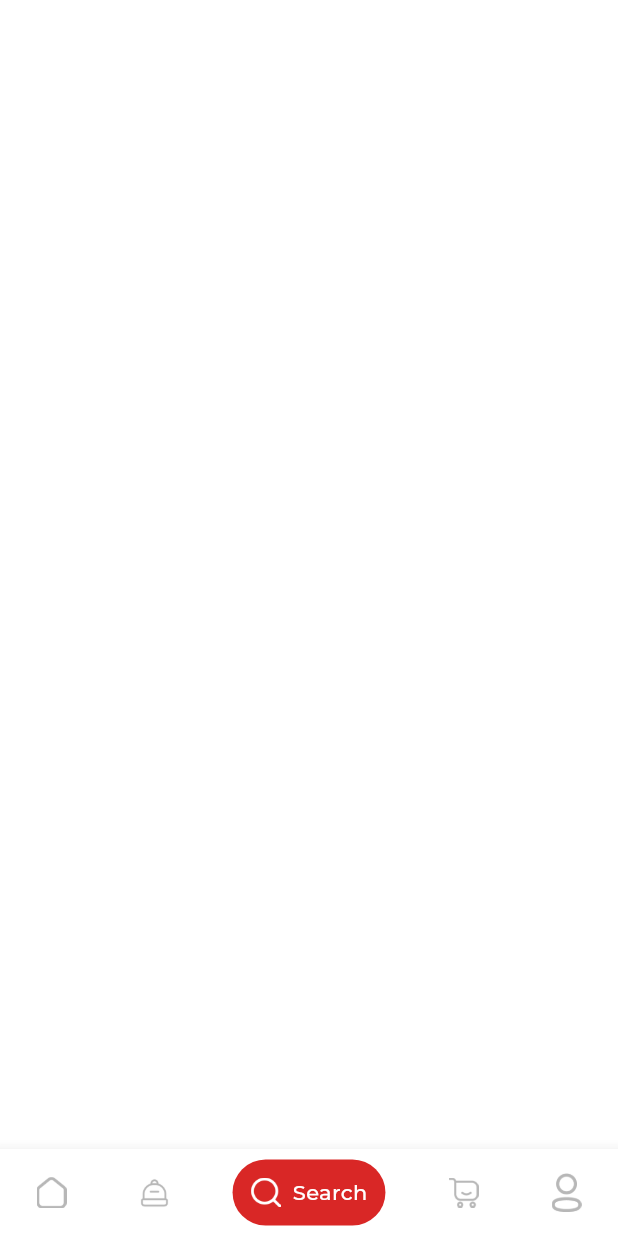
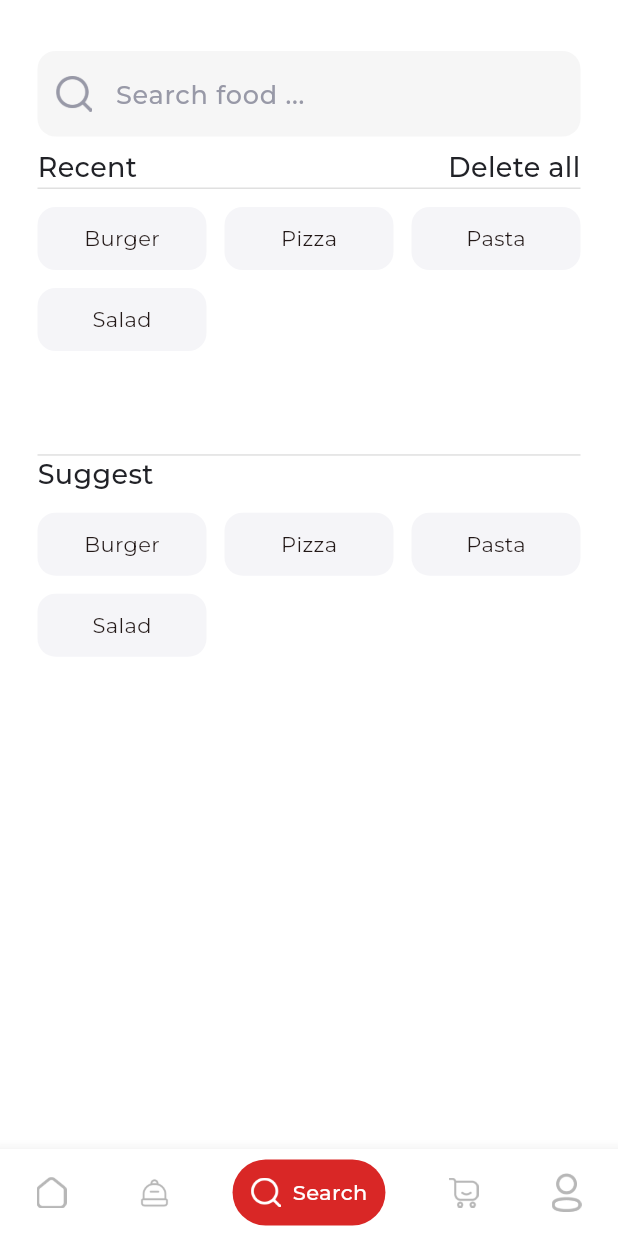
Before and after one commit to RowadElmostaqbel/singel-app, a Flutter app: the BottomNavView screen opened directly, item 3 of the bottom bar chosen, on a phone screen of 412 x 824 dp. Run offline on Flutter 3.47's test engine with Material 3 defaults, Android fonts, the phone set to English and light mode, and no system bars; drawn by our look-alikes of stylish_bottom_bar; our stand-ins replace animated_splash_screen, bloc, carousel_slider, easy_stepper, equatable, flutter_bloc and 7 more; missing offline and left inert: credit_card_type_detector.

Commit message:
first commit

```diff
--- a/lib/features/bottom_nav/presentation/views/bottom_nav_view.dart
+++ b/lib/features/bottom_nav/presentation/views/bottom_nav_view.dart
@@ -3,6 +3,7 @@ import 'package:flutter_hooks/flutter_hooks.dart';
 import 'package:single_resturant_app/features/bottom_nav/presentation/widgets/custom_nav_bar.dart';
 import 'package:single_resturant_app/features/cart/presentation/views/cart_view.dart';
 import 'package:single_resturant_app/features/orders/presentation/views/my_orders_view.dart';
+import 'package:single_resturant_app/features/search/presentation/views/search_view.dart';
 
 import '../../../home/presentation/views/home_view.dart';
 
@@ -11,7 +12,7 @@ class BottomNavView extends HookWidget {
   static List<Widget> screens = [
     const HomeView(),
     Container(),
-    Container(),
+    const SearchView(),
     const CartView(),
     const MyOrdersView(),
   ];
--- a/lib/features/orders/presentation/views/active_order_view.dart
+++ b/lib/features/orders/presentation/views/active_order_view.dart
@@ -1,5 +1,4 @@
 import 'package:flutter/material.dart';
-import 'package:flutter_glow/flutter_glow.dart';
 import 'package:gap/gap.dart';
 import 'package:single_resturant_app/core/utils/extensions.dart';
 import 'package:single_resturant_app/features/orders/presentation/widgets/order_status_widget_builder.dart';
--- /dev/null
+++ b/lib/features/search/presentation/views/search_view.dart
@@ -0,0 +1,72 @@
+
+import 'package:flutter/material.dart';
+import 'package:single_resturant_app/core/utils/app_colors.dart';
+
+import '../../../../core/utils/text_styles.dart';
+import '../widgets/custom_grid_view_elements.dart';
+import '../widgets/custom_search_bar.dart';
+import '../widgets/custom_spacer.dart';
+
+class SearchView extends StatefulWidget {
+  const SearchView({super.key});
+
+  @override
+  State<SearchView> createState() => _SearchViewState();
+}
+
+class _SearchViewState extends State<SearchView> {
+  @override
+  Widget build(BuildContext context) {
+    final GlobalKey<FormState> formKey = GlobalKey<FormState>();
+    return Scaffold(
+      resizeToAvoidBottomInset: false,
+      backgroundColor: Colors.white,
+      body: SafeArea(
+        child: SingleChildScrollView(
+          child: Form(
+            key: formKey,
+            child: Padding(
+              padding: const EdgeInsets.symmetric(horizontal: 25),
+              child: Column(
+                crossAxisAlignment: CrossAxisAlignment.stretch,
+                children: [
+                  const SizedBox(
+                    height: 34,
+                  ),
+                  const CustomSearchBar(),
+                  const SizedBox(
+                    height: 8,
+                  ),
+                  Row(
+                    mainAxisAlignment: MainAxisAlignment.spaceBetween,
+                    children: [
+                      const Text(
+                        "Recent",
+                        style: TextStyles.black18Medium,
+                      ),
+                      InkWell(
+                        onTap: () {},
+                        child: const Text(
+                          "Delete all",
+                          style: TextStyles.black18Medium,
+                        ),
+                      ),
+                    ],
+                  ),
+                  const CustomSpacer(),
+                  const CustomGridViewElements(),
+                  const CustomSpacer(),
+                  const Text(
+                    "Suggest",
+                    style: TextStyles.black18Medium,
+                  ),
+                  const CustomGridViewElements(),
+                ],
+              ),
+            ),
+          ),
+        ),
+      ),
+    );
+  }
+}
--- /dev/null
+++ b/lib/features/search/presentation/widgets/custom_grid_view_elements.dart
@@ -0,0 +1,49 @@
+import 'package:flutter/material.dart';
+import 'package:single_resturant_app/core/utils/extensions.dart';
+
+import '../views/search_result.dart';
+
+class CustomGridViewElements extends StatelessWidget {
+  const CustomGridViewElements({super.key});
+
+  @override
+  Widget build(BuildContext context) {
+    List<String> searchTerms = ["Burger", "Pizza", "Pasta", "Salad"];
+    return Container(
+      margin: const EdgeInsets.only(top: 12),
+      width: MediaQuery.sizeOf(context).width,
+      height: MediaQuery.sizeOf(context).height * 0.2,
+      child: LayoutBuilder(
+        builder:
+            (BuildContext context, BoxConstraints constraints) {
+          return GridView.builder(
+            physics: const NeverScrollableScrollPhysics(),
+            scrollDirection: Axis.vertical,
+            itemCount: searchTerms.length,
+            itemBuilder: (context, index) {
+              return GestureDetector(
+                onTap: (){
+                  index==0? context.navigateTo(const SearchResult()):null;
+                },
+                child: Container(
+                  decoration: BoxDecoration(
+                    borderRadius: BorderRadius.circular(12),
+                    color: const Color(0xffF5F5F8),
+                  ),
+                  child: Center(child: Text(searchTerms[index])),
+                ),
+              );
+            },
+            gridDelegate:
+            const SliverGridDelegateWithFixedCrossAxisCount(
+              crossAxisCount: 3,
+              mainAxisSpacing: 12,
+              crossAxisSpacing: 12,
+              mainAxisExtent: 42,
+            ),
+          );
+        },
+      ),
+    );
+  }
+}
--- /dev/null
+++ b/lib/features/search/presentation/widgets/custom_search_bar.dart
@@ -0,0 +1,79 @@
+import 'package:flutter/material.dart';
+
+import '../../../../core/utils/app_colors.dart';
+import '../../../../core/utils/assets.dart';
+
+class CustomSearchBar extends StatefulWidget {
+  const CustomSearchBar({super.key});
+
+  @override
+  State<CustomSearchBar> createState() => _CustomSearchBarState();
+}
+
+class _CustomSearchBarState extends State<CustomSearchBar> {
+  Color iconColor = const Color(0xff9899A7);
+  Color textColor = const Color(0xff9899A7);
+  TextEditingController search =TextEditingController();
+  @override
+  Widget build(BuildContext context) {
+    return Container(
+      decoration: BoxDecoration(
+        borderRadius: BorderRadius.circular(12),
+        color: AppColors.brightGreyColor,
+      ),
+      child: TextFormField(
+        controller: search,
+          onEditingComplete: (){
+            setState(() {
+              FocusScope.of(context).unfocus();
+              iconColor=const Color(0xff9899A7);
+              textColor=const Color(0xff9899A7);
+            });
+          },
+          onTapOutside: (event){
+            setState(() {
+              FocusScope.of(context).unfocus();
+              iconColor=const Color(0xff9899A7);
+              textColor=const Color(0xff9899A7);
+            });
+          },
+          onTap: (){
+            setState(() {
+              iconColor = AppColors.primaryColor;
+              textColor = AppColors.primaryColor;
+            });
+          },
+          decoration: InputDecoration(
+            fillColor:AppColors.brightGreyColor,
+            enabledBorder: OutlineInputBorder(
+              borderSide: BorderSide.none,
+              borderRadius: BorderRadius.circular(12),
+            ),
+            focusedBorder: OutlineInputBorder(
+                borderRadius: BorderRadius.circular(12),
+                borderSide: const BorderSide(
+                  width: 2,
+                  color: AppColors.primaryColor,
+                )
+            ),
+            prefixIcon: Padding(
+              padding: const EdgeInsets.all(12.0),
+              child: SizedBox(
+                height: 20,
+                width: 20,
+                child: Image.asset(
+                  Assets.assetsIconsSearch,
+                  color: iconColor,
+                ),
+              ),
+            ),
+            hintText: 'Search food ...',
+            hintStyle: TextStyle(
+              fontSize: 17,
+              fontWeight: FontWeight.w500,
+              color: textColor,
+            ),
+          )),
+    );
+  }
+}
--- /dev/null
+++ b/lib/features/search/presentation/widgets/custom_spacer.dart
@@ -0,0 +1,14 @@
+import 'package:flutter/material.dart';
+
+class CustomSpacer extends StatelessWidget {
+  const CustomSpacer({super.key});
+
+  @override
+  Widget build(BuildContext context) {
+    return Container(
+      width: MediaQuery.sizeOf(context).width,
+      height: 1,
+      color: const Color(0xffE0E0E0),
+    );
+  }
+}
```
Also changed, not shown: lib/features/search/presentation/views/search_result.dart (added, +60 -0 lines), lib/features/search/presentation/widgets/custom_search_delegate.dart (added, +73 -0 lines), lib/features/search/presentation/widgets/custom_search_result_item.dart (added, +98 -0 lines), pubspec.yaml (+4 -5 lines), pubspec.lock.
